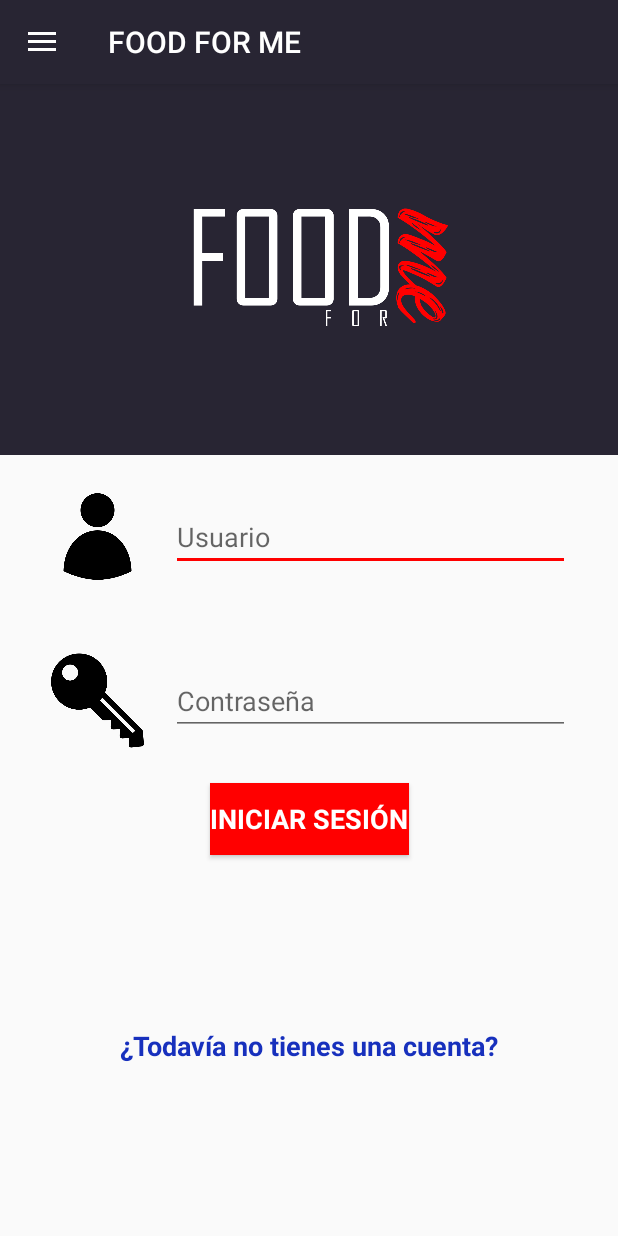
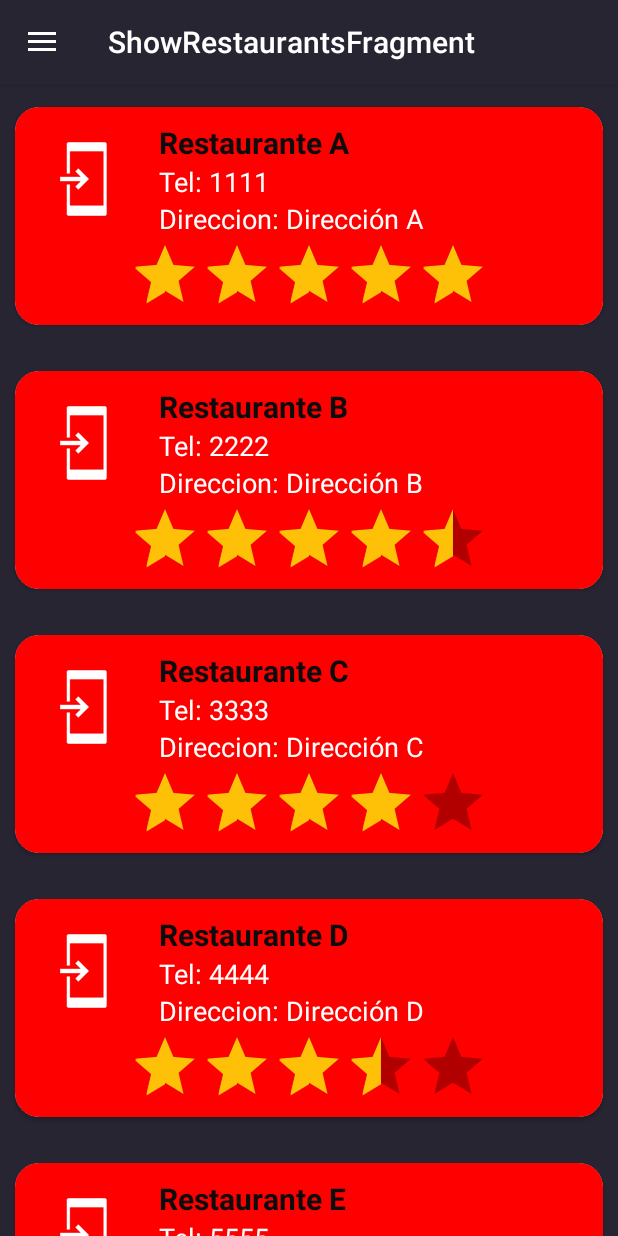
Before and after one commit to DiaZa13/PPM_PROYECTO, an Android app: the screen it shows after launch (MainActivity), on a phone screen of 412 x 824 dp. Run offline under Robolectric (Android 15) with nearby library versions, the phone set to English and light mode, and no system bars; our stand-ins replace data binding, navigation-ui; Roboto replaces fonts that are not available here.

Commit message:
Restaurant Recycler complete

```diff
--- /dev/null
+++ b/app/src/main/java/com/example/foodforme/data/Restaurant.kt
@@ -0,0 +1,9 @@
+package com.example.foodforme.data
+
+// De seguro le vamos a agregar más cosas pero por ahora eso está bien
+data class Restaurant(
+    val name: String,
+    val phone: String,
+    val direction: String,
+    val rating: Float
+)
--- /dev/null
+++ b/app/src/main/java/com/example/foodforme/showRestaurantes/RestaurantListAdapter.kt
@@ -0,0 +1,48 @@
+package com.example.foodforme.showRestaurantes
+
+import android.view.LayoutInflater
+import android.view.ViewGroup
+import androidx.recyclerview.widget.DiffUtil
+import androidx.recyclerview.widget.ListAdapter
+import androidx.recyclerview.widget.RecyclerView
+import com.example.foodforme.data.Restaurant
+import com.example.foodforme.databinding.RestaurantItemBinding
+
+class RestaurantListAdapter: ListAdapter<Restaurant, RestaurantListAdapter.ViewHolder>(GuestListDiffCallback()) {
+
+
+    override fun onBindViewHolder(holder: ViewHolder, position: Int) {
+        val item = getItem(position)
+        holder.bind(item)
+    }
+
+    override fun onCreateViewHolder(parent: ViewGroup, viewType: Int): ViewHolder {
+        return ViewHolder.from(parent)
+    }
+
+    class ViewHolder private constructor(val binding: RestaurantItemBinding) : RecyclerView.ViewHolder(binding.root) {
+
+        fun bind(item: Restaurant){
+            binding.restaurant = item
+            binding.executePendingBindings()
+        }
+
+        companion object {
+            fun from(parent: ViewGroup): ViewHolder {
+                val layoutInflater = LayoutInflater.from(parent.context)
+                val binding = RestaurantItemBinding.inflate(layoutInflater, parent, false)
+                return ViewHolder(binding)
+            }
+        }
+    }
+}
+
+class GuestListDiffCallback: DiffUtil.ItemCallback<Restaurant>() {
+    override fun areItemsTheSame(oldItem: Restaurant, newItem: Restaurant): Boolean {
+        return oldItem.name == newItem.name
+    }
+
+    override fun areContentsTheSame(oldItem: Restaurant, newItem: Restaurant): Boolean {
+        return oldItem == newItem
+    }
+}
--- /dev/null
+++ b/app/src/main/java/com/example/foodforme/showRestaurantes/ShowRestaurantsFragment.kt
@@ -0,0 +1,37 @@
+package com.example.foodforme.showRestaurantes
+
+import android.os.Bundle
+import androidx.fragment.app.Fragment
+import android.view.LayoutInflater
+import android.view.View
+import android.view.ViewGroup
+import androidx.databinding.DataBindingUtil
+import androidx.lifecycle.Observer
+import androidx.lifecycle.ViewModelProvider
+import com.example.foodforme.R
+import com.example.foodforme.databinding.FragmentShowRestaurantsBinding
+
+class ShowRestaurantsFragment : Fragment() {
+    private lateinit var binding: FragmentShowRestaurantsBinding
+    private lateinit var viewModel: ShowRestaurantsViewModel
+
+    override fun onCreateView(inflater: LayoutInflater, container: ViewGroup?, savedInstanceState: Bundle?): View? {
+        // Muestro el Fragment
+        binding = DataBindingUtil.inflate(inflater, R.layout.fragment_show_restaurants, container, false)
+        binding.lifecycleOwner = this
+
+        // Creo mi viewmodel
+        viewModel = ViewModelProvider(this).get(ShowRestaurantsViewModel::class.java)
+
+        // Para el recycler view
+        val adapter = RestaurantListAdapter()
+        binding.restaurantsRecycler.adapter = adapter
+        adapter.submitList(viewModel.datos.value)
+        // binding.restaurantsRecycler.addItemDecoration(DividerItemDecoration(context, DividerItemDecoration.VERTICAL))
+        viewModel.datos.observe(viewLifecycleOwner, Observer {
+            it.let { adapter.submitList(it) }
+        })
+
+        return binding.root
+    }
+}
--- /dev/null
+++ b/app/src/main/java/com/example/foodforme/showRestaurantes/ShowRestaurantsViewModel.kt
@@ -0,0 +1,27 @@
+package com.example.foodforme.showRestaurantes
+
+import androidx.lifecycle.LiveData
+import androidx.lifecycle.MutableLiveData
+import androidx.lifecycle.ViewModel
+import com.example.foodforme.data.Restaurant
+
+class ShowRestaurantsViewModel: ViewModel(){
+
+
+    private val _datos = MutableLiveData<List<Restaurant>>()
+    val datos: LiveData<List<Restaurant>>
+        get() = _datos
+
+    init{
+        _datos.value = listOf(
+            Restaurant("Restaurante A", "1111","Dirección A", 5f),
+            Restaurant("Restaurante B", "2222","Dirección B", 4.5f),
+            Restaurant("Restaurante C", "3333","Dirección C", 4f),
+            Restaurant("Restaurante D", "4444","Dirección D", 3.5f),
+            Restaurant("Restaurante E", "5555","Dirección E", 3f),
+            Restaurant("Restaurante F", "6666","Dirección F", 3.2f),
+            Restaurant("Restaurante G", "7777","Dirección G", 1f)
+            )
+    }
+
+}
--- /dev/null
+++ b/app/src/main/res/layout/fragment_show_restaurants.xml
@@ -0,0 +1,22 @@
+<?xml version="1.0" encoding="utf-8"?>
+<layout xmlns:android="http://schemas.android.com/apk/res/android"
+    xmlns:tools="http://schemas.android.com/tools"
+    xmlns:app="http://schemas.android.com/apk/res-auto">
+
+    <data>
+
+    </data>
+
+    <FrameLayout
+        android:layout_width="match_parent"
+        android:layout_height="match_parent"
+        android:background="@color/colorPrimary">
+
+        <androidx.recyclerview.widget.RecyclerView
+            android:id="@+id/restaurants_recycler"
+            android:layout_width="match_parent"
+            android:layout_height="match_parent"
+            app:layoutManager="androidx.recyclerview.widget.LinearLayoutManager" />
+
+    </FrameLayout>
+</layout>
--- a/app/src/main/res/layout/restaurant_item.xml
+++ b/app/src/main/res/layout/restaurant_item.xml
@@ -4,12 +4,23 @@
     xmlns:tools="http://schemas.android.com/tools">
 
     <data>
+        <variable
+            name="restaurant"
+            type="com.example.foodforme.data.Restaurant" />
+    </data>
 
-    </data>
+    <androidx.cardview.widget.CardView
+        android:layout_width="match_parent"
+        android:layout_height="wrap_content"
+        android:layout_marginHorizontal="10dp"
+        android:layout_marginVertical="15dp"
+        app:cardCornerRadius="16dp">
+
 
         <androidx.constraintlayout.widget.ConstraintLayout
             android:layout_width="match_parent"
-        android:layout_height="wrap_content">
+            android:layout_height="match_parent"
+            android:background="@color/colorAccent">
 
 
             <ImageView
@@ -19,11 +30,12 @@
                 android:layout_marginStart="16dp"
                 android:layout_marginLeft="16dp"
                 android:layout_marginTop="16dp"
-            android:layout_marginBottom="16dp"
-            app:layout_constraintBottom_toBottomOf="parent"
+                android:layout_marginBottom="8dp"
+                android:src="@drawable/common_full_open_on_phone"
+                app:layout_constraintBottom_toTopOf="@+id/ratingBar"
                 app:layout_constraintStart_toStartOf="parent"
                 app:layout_constraintTop_toTopOf="parent"
-            tools:srcCompat="@tools:sample/avatars" />
+                tools:src="@tools:sample/avatars" />
 
             <TextView
                 android:id="@+id/name_txt"
@@ -34,39 +46,58 @@
                 android:layout_marginLeft="16dp"
                 android:layout_marginEnd="16dp"
                 android:layout_marginRight="16dp"
-            android:text=""
-            tools:text="Macdonald´s"
+                android:text="@{restaurant.name}"
                 app:layout_constraintBottom_toTopOf="@+id/telefono_txt"
                 app:layout_constraintEnd_toEndOf="parent"
+                app:layout_constraintHorizontal_bias="0.5"
                 app:layout_constraintStart_toEndOf="@+id/logo"
-            app:layout_constraintTop_toTopOf="@+id/logo" />
+                app:layout_constraintTop_toTopOf="@+id/logo"
+                tools:text="Macdonald´s" />
 
             <TextView
-            style="@style/NormalText"
                 android:id="@+id/telefono_txt"
+                style="@style/WhiteText"
                 android:layout_width="0dp"
                 android:layout_height="wrap_content"
                 android:layout_marginEnd="16dp"
                 android:layout_marginRight="16dp"
-            android:text=""
-            tools:text="Tel: 1234-5678"
+                android:text="@{`Tel: ` + restaurant.phone}"
                 app:layout_constraintBottom_toTopOf="@+id/direccion_txt"
                 app:layout_constraintEnd_toEndOf="parent"
+                app:layout_constraintHorizontal_bias="0.5"
                 app:layout_constraintStart_toStartOf="@+id/name_txt"
-            app:layout_constraintTop_toBottomOf="@+id/name_txt" />
+                app:layout_constraintTop_toBottomOf="@+id/name_txt"
+                tools:text="Tel: 1234-5678" />
 
             <TextView
-            style="@style/NormalText"
                 android:id="@+id/direccion_txt"
+                style="@style/WhiteText"
                 android:layout_width="0dp"
                 android:layout_height="wrap_content"
                 android:layout_marginEnd="16dp"
                 android:layout_marginRight="16dp"
-            android:text=""
-            tools:text="Dirección: Pesherman Calle Wallaby 22 - Sidney"
+                android:text="@{`Direccion: ` + restaurant.direction}"
                 app:layout_constraintBottom_toBottomOf="@+id/logo"
                 app:layout_constraintEnd_toEndOf="parent"
+                app:layout_constraintHorizontal_bias="0.5"
                 app:layout_constraintStart_toStartOf="@+id/name_txt"
-            app:layout_constraintTop_toBottomOf="@+id/telefono_txt" />
+                app:layout_constraintTop_toBottomOf="@+id/telefono_txt"
+                tools:text="Dirección: Pesherman Calle Wallaby 22 - Sidney" />
+
+            <RatingBar
+                android:id="@+id/ratingBar"
+                android:layout_width="wrap_content"
+                android:layout_height="wrap_content"
+                android:isIndicator="true"
+                android:numStars="5"
+                android:rating="@{restaurant.rating}"
+                android:stepSize="0.1"
+                android:theme="@style/RatingBar"
+                app:layout_constraintBottom_toBottomOf="parent"
+                app:layout_constraintEnd_toEndOf="parent"
+                app:layout_constraintStart_toStartOf="parent"
+                tools:rating="3.2" />
+
         </androidx.constraintlayout.widget.ConstraintLayout>
+    </androidx.cardview.widget.CardView>
 </layout>
--- a/app/src/main/res/navigation/navigation.xml
+++ b/app/src/main/res/navigation/navigation.xml
@@ -4,7 +4,7 @@
     xmlns:tools="http://schemas.android.com/tools"
     android:id="@+id/navigation"
     tools:ignore="UnusedNavigation"
-    app:startDestination="@id/loginFragment">
+    app:startDestination="@id/showRestaurantsFragment">
 
 
     <fragment
@@ -33,4 +33,9 @@
         android:name="com.example.foodforme.userPreferences.userPreferencesFragment"
         android:label="user_preferences_fragment"
         tools:layout="@layout/user_preferences_fragment" />
+    <fragment
+        android:id="@+id/showRestaurantsFragment"
+        android:name="com.example.foodforme.showRestaurantes.ShowRestaurantsFragment"
+        android:label="ShowRestaurantsFragment"
+        tools:layout="@layout/fragment_show_restaurants"/>
 </navigation>
--- a/app/src/main/res/values/strings.xml
+++ b/app/src/main/res/values/strings.xml
@@ -10,4 +10,6 @@
     <string name="name">Nombre</string>
     <string name="welcome">¡Bienvenido!</string>
     <string name="crear_cuenta">Crear cuenta</string>
+    <!-- TODO: Remove or change this placeholder text -->
+    <string name="hello_blank_fragment">Hello blank fragment</string>
 </resources>
--- a/app/src/main/res/values/styles.xml
+++ b/app/src/main/res/values/styles.xml
@@ -28,6 +28,14 @@
         <item name="android:textColor">#0C0C0C</item>
     </style>
 
+    <style name="WhiteText" parent="NormalText">
+        <item name="android:textColor">#FFFF</item>
+    </style>
+
+    <style name="WhiteSubtitle" parent="SubtitleText">
+        <item name="android:textColor">#FFFF</item>
+    </style>
+
     <style name="RedButton">
         <item name="android:background">@color/colorAccent</item>
         <item name="android:textColor">#FFF</item>
@@ -37,6 +45,11 @@
         <item name="fontFamily">@font/advent_pro</item>
     </style>
 
+    <style name="RatingBar" parent="Theme.AppCompat">
+        <item name="colorControlNormal">#000000</item>
+        <item name="colorControlActivated">#FFC107</item>
+    </style>
+
 
     <style name="ClickableText" parent="NormalText">
         <item name="android:textColor">#1730BD</item>
```
Lines whose indentation alone changed are shown as unchanged.
